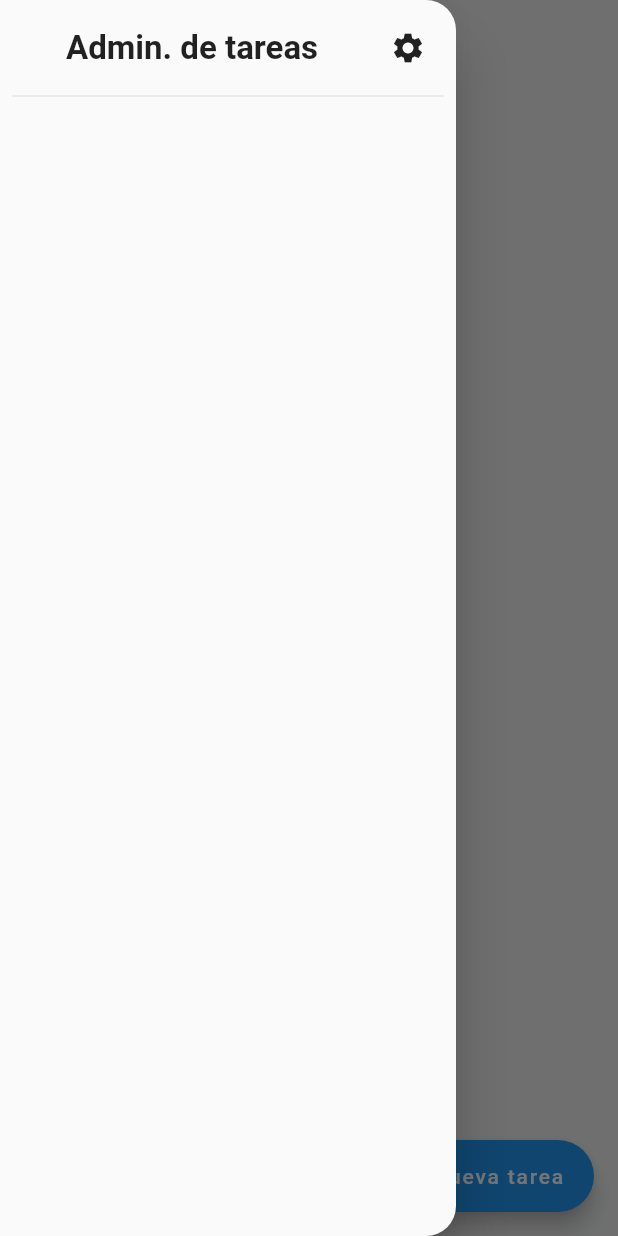
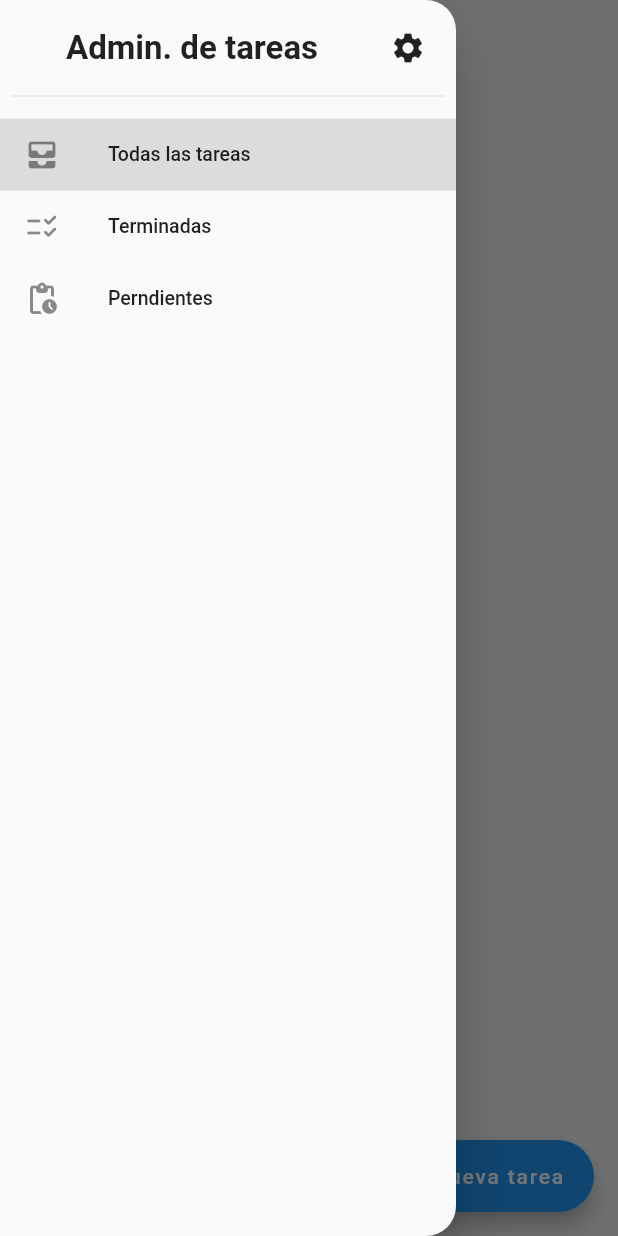
Before and after one commit to MacaCar96/Administrador-tareas-flutter, a Flutter app: the screen it shows after launch, in the side drawer, after a tap on the "settings" icon, on a phone screen of 412 x 824 dp. Run offline on Flutter 3.47's test engine with Material 2 defaults, Android fonts, the light colour scheme and no system bars; missing offline and left inert: ndialog, textfield_tags; network calls fail.

Commit message:
Construcción de menú vertical con su aplicativo filtro

```diff
--- a/lib/main.dart
+++ b/lib/main.dart
@@ -1,7 +1,9 @@
+import 'package:admin_tareas/src/providers/filtro_tareas_provider.dart';
 import 'package:flutter/material.dart';
 import 'package:flutter_localizations/flutter_localizations.dart';
 import 'package:admin_tareas/src/pages/error_page.dart';
 import 'package:admin_tareas/src/routers/routers.dart';
+import 'package:provider/provider.dart';
 
 void main() {
   runApp(const MyApp());
@@ -12,7 +14,9 @@ class MyApp extends StatelessWidget {
 
   @override
   Widget build(BuildContext context) {
-    return MaterialApp(
+    return ChangeNotifierProvider(
+      create: (_) => FiltroTareasProvider(2),
+      child: MaterialApp(
         localizationsDelegates: const [
           GlobalMaterialLocalizations.delegate,
           GlobalWidgetsLocalizations.delegate,
@@ -30,6 +34,7 @@ class MyApp extends StatelessWidget {
             builder: (BuildContext context) => const ErrorPage()
           );
         },
+      ),
     );
   }
 }
--- a/lib/src/pages/inicio_page.dart
+++ b/lib/src/pages/inicio_page.dart
@@ -1,8 +1,12 @@
 
+import 'package:admin_tareas/src/providers/filtro_tareas_provider.dart';
+import 'package:admin_tareas/src/widgets/lista_tareas.dart';
+import 'package:admin_tareas/src/widgets/menu_vertical.dart';
 import 'package:flutter/material.dart';
 import 'package:intl/intl.dart';
 import 'package:admin_tareas/src/models/tareas_model.dart';
 import 'package:admin_tareas/src/providers/tareas_provider.dart';
+import 'package:provider/provider.dart';
 
 class InicioPage extends StatefulWidget {
   const InicioPage({Key? key}) : super(key: key);
@@ -14,21 +18,48 @@ class InicioPage extends StatefulWidget {
 
 class _InicioPageState extends State<InicioPage> {
 
+  String tituloAppBar = 'Todas las tareas';
+  bool _isTodas = true;
+  bool _isTerminadas = false;
+  bool _isPendientes = false;
+
   final _tareasProvider = TareasProvider();
 
   var formatter = DateFormat.yMMMMEEEEd('es_ES');
   String capitalize(String s) => s[0].toUpperCase() + s.substring(1);
 
+  void _activeMenu(bool todas, bool terminadas, bool pendientes) {
+    _isTodas = todas;
+    _isTerminadas = terminadas;
+    _isPendientes = pendientes;
+  }
+
   @override
   Widget build(BuildContext context) {
+
+    final filtroTareas = Provider.of<FiltroTareasProvider>(context);
+
+    if (filtroTareas.filtro == 0) {
+      tituloAppBar = 'Pendientes';
+      _activeMenu(false, false, true);
+    } else if (filtroTareas.filtro == 1) {
+      tituloAppBar = 'Terminadas';
+      _activeMenu(false, true, false);
+    } else {
+      tituloAppBar = 'Todas las tareas';
+      _activeMenu(true, false, false);
+    }
+
+
     return Scaffold(
       appBar: AppBar(
         backgroundColor: Colors.transparent,
         foregroundColor: Colors.black,
         elevation: 0.0,
-        title: const Text('Todas las tareas' ),
+        title: Text(tituloAppBar),
       ),
-      drawer:  Drawer(
+      drawer: MenuVertical(isTodas: _isTodas, isTerminadas: _isTerminadas, isPendientes: _isPendientes,),
+      /* drawer:  Drawer(
         shape: const RoundedRectangleBorder(borderRadius: BorderRadius.only(topRight: Radius.circular(20.0), bottomRight: Radius.circular(20.0))),
         child: SafeArea(
           child: Column(
@@ -53,11 +84,36 @@ class _InicioPageState extends State<InicioPage> {
               const Padding(
                 padding: EdgeInsets.symmetric(horizontal: 8.0),
                 child: Divider(height: 0.0,),
+              ),
+              const SizedBox(height: 15.0,),
+              Ink(
+                child: ListTile(
+                  leading: const Icon(Icons.all_inbox),
+                  title: const Text('Todas las tareas'),
+                  dense: true,
+                  onTap: () {},
+                ),
+              ),
+              Ink(
+                child: ListTile(
+                  leading: const Icon(Icons.checklist_rtl_rounded),
+                  title: const Text('Terminadas'),
+                  dense: true,
+                  onTap: () {},
+                ),
+              ),
+              Ink(
+                child: ListTile(
+                  leading: const Icon(Icons.pending_actions_rounded),
+                  title: const Text('Perndientes'),
+                  dense: true,
+                  onTap: () {},
+                ),
               )
             ],
           ),
         ),
-      ),
+      ), */
       body: FutureBuilder(
         future: _tareasProvider.getTareas(),
         builder: (BuildContext context, AsyncSnapshot<List<Tareas>> snapshot) {
@@ -68,7 +124,12 @@ class _InicioPageState extends State<InicioPage> {
 
           if (snapshot.data!.length > 0) {
 
-            return _lista(snapshot.data);
+            //return _lista(snapshot.data);
+            return ListaTareas(
+              data: snapshot.data,
+              filtroTareas: filtroTareas.filtro,
+              onCallback: _cargarDatos,
+            );
 
           }
 
@@ -94,6 +155,7 @@ class _InicioPageState extends State<InicioPage> {
   Widget _lista(List<Tareas>? data) {
 
     return ListView.builder(
+      padding: const EdgeInsets.only(bottom: 100.0),
       itemCount: data?.length,
       itemBuilder: (BuildContext context, int index) {
 
--- /dev/null
+++ b/lib/src/providers/filtro_tareas_provider.dart
@@ -0,0 +1,18 @@
+
+import 'package:flutter/cupertino.dart';
+
+class FiltroTareasProvider extends ChangeNotifier {
+
+  int _statusFiltro;
+
+  FiltroTareasProvider(this._statusFiltro);
+
+  int get filtro => _statusFiltro;
+
+  void changeFintro(int statusFintro) {
+    _statusFiltro = statusFintro;
+
+    notifyListeners();
+  }
+
+}
--- a/lib/src/utils/variables_entorno_util.dart
+++ b/lib/src/utils/variables_entorno_util.dart
@@ -14,4 +14,5 @@ class VariableEntornoUtils {
   static String API_PUT_TAREA_ID = '$API_DOMINIO/vdev/tasks-challenge/tasks/'; // API actualizar la información de una tarea
   static String API_DELETE_TAREA_ID = '$API_DOMINIO/vdev/tasks-challenge/tasks/'; // API eliminar tarea
 
+  static int FILTRO_TAREAS = 2;
 }
--- /dev/null
+++ b/lib/src/widgets/menu_vertical.dart
@@ -0,0 +1,105 @@
+import 'package:admin_tareas/src/providers/filtro_tareas_provider.dart';
+import 'package:flutter/material.dart';
+import 'package:provider/provider.dart';
+
+class MenuVertical extends StatefulWidget {
+
+  bool isTodas = true;
+  bool isTerminadas = false;
+  bool isPendientes = false;
+
+  MenuVertical({ Key? key,
+    required this.isTodas,
+    required this.isTerminadas,
+    required this.isPendientes
+  }) : super(key: key);
+
+  @override
+  _MenuVerticalState createState() => _MenuVerticalState();
+}
+
+class _MenuVerticalState extends State<MenuVertical> {
+
+  /* bool _isTodas = true;
+  bool _isTerminadas = false;
+  bool _isPendientes = false; */
+
+  @override
+  Widget build(BuildContext context) {
+
+    final filtroTareas = Provider.of<FiltroTareasProvider>(context);
+
+    return Drawer(
+      shape: const RoundedRectangleBorder(borderRadius: BorderRadius.only(topRight: Radius.circular(20.0), bottomRight: Radius.circular(20.0))),
+      child: SafeArea(
+        child: Column(
+          children: [
+            Padding(
+              padding: const EdgeInsets.all(8.0),
+              child: Row(
+                children: [
+                  const Expanded(
+                    child: Text('Admin. de tareas', style: TextStyle(
+                      fontSize: 22.0,
+                      fontWeight: FontWeight.w600
+                    ), textAlign: TextAlign.center,),
+                  ),
+                  IconButton(
+                    icon: const Icon(Icons.settings),
+                    onPressed: () {},
+                  ),
+                ],
+              ),
+            ),
+            const Padding(
+              padding: EdgeInsets.symmetric(horizontal: 8.0),
+              child: Divider(height: 0.0,),
+            ),
+            const SizedBox(height: 15.0,),
+            Ink(
+              color: widget.isTodas ? Colors.black12 : null,
+              child: ListTile(
+                leading: const Icon(Icons.all_inbox),
+                title: const Text('Todas las tareas'),
+                dense: true,
+                onTap: () {
+                  Navigator.pop(context);
+                  filtroTareas.changeFintro(2);
+                },
+              ),
+            ),
+            Ink(
+              color: widget.isTerminadas ? Colors.black12 : null,
+              child: ListTile(
+                leading: const Icon(Icons.checklist_rtl_rounded),
+                title: const Text('Terminadas'),
+                dense: true,
+                onTap: () {
+                  Navigator.pop(context);
+                  filtroTareas.changeFintro(1);
+                },
+              ),
+            ),
+            Ink(
+              color: widget.isPendientes ? Colors.black12 : null,
+              child: ListTile(
+                leading: const Icon(Icons.pending_actions_rounded),
+                title: const Text('Perndientes'),
+                dense: true,
+                onTap: () {
+                  Navigator.pop(context);
+                  filtroTareas.changeFintro(0);
+                },
+              ),
+            )
+          ],
+        ),
+      ),
+    );
+  }
+
+  /* void _seleccionMenu(bool todas, bool terminadas, bool pendientes) {
+
+  } */
+
+}
--- a/pubspec.yaml
+++ b/pubspec.yaml
@@ -40,6 +40,7 @@ dependencies:
   intl: 0.17.0
   textfield_tags: ^1.4.2
   ndialog: ^4.1.0
+  provider: ^6.0.1
 
 dev_dependencies:
   flutter_test:
```
Also changed, not shown: lib/src/pages/tareas/terminadas_page.dart (added, +17 -0 lines), lib/src/widgets/lista_tareas.dart (added, +89 -0 lines), lib/src/pages/tareas/pendientes_page.dart (added), pubspec.lock. Lines whose indentation alone changed are shown as unchanged.
